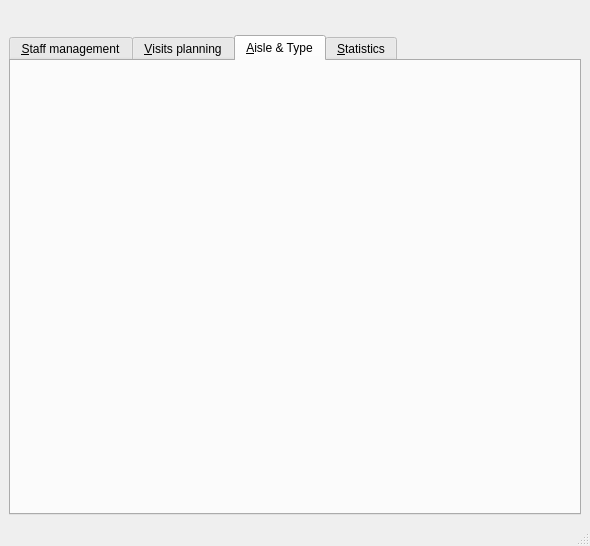
fjoly05/NewWorld, file AppliBureau/appNewWorld/mainwindowgestionnaire.ui: the form before one commit.
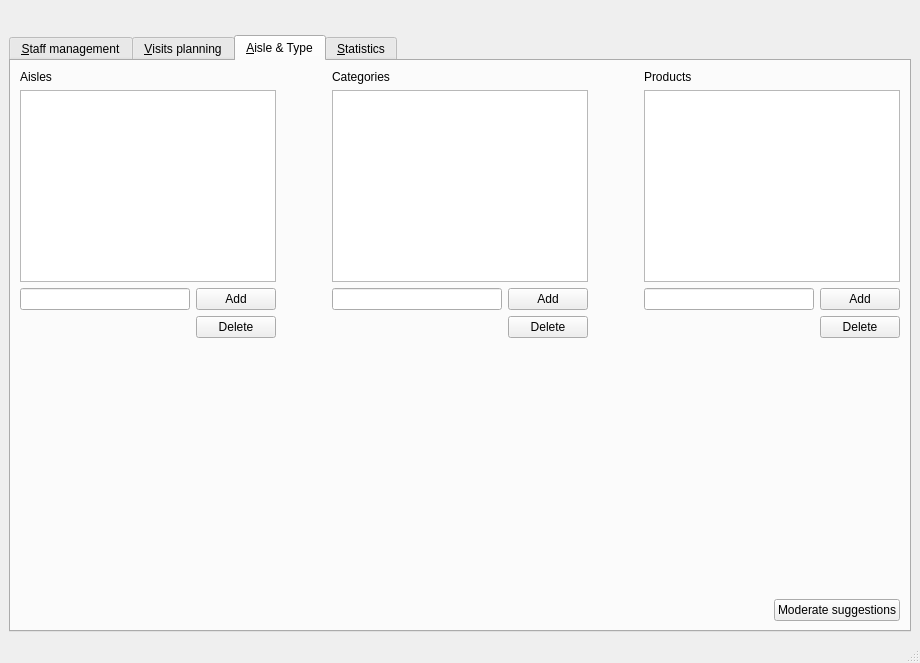
The form after the commit. The open tabs and pages were chosen to show the change.

What changed in the file:
```diff
--- a/AppliBureau/appNewWorld/mainwindowgestionnaire.ui
+++ b/AppliBureau/appNewWorld/mainwindowgestionnaire.ui
@@ -6,8 +6,8 @@
    <rect>
     <x>0</x>
     <y>0</y>
-    <width>590</width>
-    <height>546</height>
+    <width>920</width>
+    <height>663</height>
    </rect>
   </property>
   <property name="windowTitle">
@@ -300,6 +300,231 @@
        <attribute name="title">
         <string>&amp;Aisle &amp;&amp; Type</string>
        </attribute>
+       <layout class="QVBoxLayout" name="verticalLayout_8">
+        <item>
+         <layout class="QHBoxLayout" name="horizontalLayout_13">
+          <item>
+           <layout class="QVBoxLayout" name="verticalLayout_7">
+            <item>
+             <widget class="QLabel" name="label_6">
+              <property name="text">
+               <string>Aisles</string>
+              </property>
+             </widget>
+            </item>
+            <item>
+             <widget class="QListWidget" name="listWidgetAisles"/>
+            </item>
+            <item>
+             <layout class="QHBoxLayout" name="horizontalLayout_3">
+              <item>
+               <widget class="QLineEdit" name="lineEditAisles"/>
+              </item>
+              <item>
+               <widget class="QPushButton" name="pushButtonAddAisles">
+                <property name="text">
+                 <string>Add</string>
+                </property>
+               </widget>
+              </item>
+             </layout>
+            </item>
+            <item>
+             <layout class="QHBoxLayout" name="horizontalLayout_10">
+              <item>
+               <spacer name="horizontalSpacer_10">
+                <property name="orientation">
+                 <enum>Qt::Horizontal</enum>
+                </property>
+                <property name="sizeHint" stdset="0">
+                 <size>
+                  <width>40</width>
+                  <height>20</height>
+                 </size>
+                </property>
+               </spacer>
+              </item>
+              <item>
+               <widget class="QPushButton" name="pushButtonDeleteAisles">
+                <property name="text">
+                 <string>Delete</string>
+                </property>
+               </widget>
+              </item>
+             </layout>
+            </item>
+           </layout>
+          </item>
+          <item>
+           <spacer name="horizontalSpacer_3">
+            <property name="orientation">
+             <enum>Qt::Horizontal</enum>
+            </property>
+            <property name="sizeHint" stdset="0">
+             <size>
+              <width>40</width>
+              <height>20</height>
+             </size>
+            </property>
+           </spacer>
+          </item>
+          <item>
+           <layout class="QVBoxLayout" name="verticalLayout_5">
+            <item>
+             <widget class="QLabel" name="label_7">
+              <property name="text">
+               <string>Categories</string>
+              </property>
+             </widget>
+            </item>
+            <item>
+             <widget class="QListWidget" name="listWidgetCategories"/>
+            </item>
+            <item>
+             <layout class="QHBoxLayout" name="horizontalLayout_7">
+              <item>
+               <widget class="QLineEdit" name="lineEditCategories"/>
+              </item>
+              <item>
+               <widget class="QPushButton" name="pushButtonAddCategories">
+                <property name="text">
+                 <string>Add</string>
+                </property>
+               </widget>
+              </item>
+             </layout>
+            </item>
+            <item>
+             <layout class="QHBoxLayout" name="horizontalLayout_11">
+              <item>
+               <spacer name="horizontalSpacer_9">
+                <property name="orientation">
+                 <enum>Qt::Horizontal</enum>
+                </property>
+                <property name="sizeHint" stdset="0">
+                 <size>
+                  <width>40</width>
+                  <height>20</height>
+                 </size>
+                </property>
+               </spacer>
+              </item>
+              <item>
+               <widget class="QPushButton" name="pushButtonDeleteCategories">
+                <property name="text">
+                 <string>Delete</string>
+                </property>
+               </widget>
+              </item>
+             </layout>
+            </item>
+           </layout>
+          </item>
+          <item>
+           <spacer name="horizontalSpacer_7">
+            <property name="orientation">
+             <enum>Qt::Horizontal</enum>
+            </property>
+            <property name="sizeHint" stdset="0">
+             <size>
+              <width>40</width>
+              <height>20</height>
+             </size>
+            </property>
+           </spacer>
+          </item>
+          <item>
+           <layout class="QVBoxLayout" name="verticalLayout_4">
+            <item>
+             <widget class="QLabel" name="label_8">
+              <property name="text">
+               <string>Products</string>
+              </property>
+             </widget>
+            </item>
+            <item>
+             <widget class="QListWidget" name="listWidgetProducts"/>
+            </item>
+            <item>
+             <layout class="QHBoxLayout" name="horizontalLayout_8">
+              <item>
+               <widget class="QLineEdit" name="lineEditProducts"/>
+              </item>
+              <item>
+               <widget class="QPushButton" name="pushButtonAddProducts">
+                <property name="text">
+                 <string>Add</string>
+                </property>
+               </widget>
+              </item>
+             </layout>
+            </item>
+            <item>
+             <layout class="QHBoxLayout" name="horizontalLayout_9">
+              <item>
+               <spacer name="horizontalSpacer_8">
+                <property name="orientation">
+                 <enum>Qt::Horizontal</enum>
+                </property>
+                <property name="sizeHint" stdset="0">
+                 <size>
+                  <width>40</width>
+                  <height>20</height>
+                 </size>
+                </property>
+               </spacer>
+              </item>
+              <item>
+               <widget class="QPushButton" name="pushButtonDeleteProducts">
+                <property name="text">
+                 <string>Delete</string>
+                </property>
+               </widget>
+              </item>
+             </layout>
+            </item>
+           </layout>
+          </item>
+         </layout>
+        </item>
+        <item>
+         <spacer name="verticalSpacer_2">
+          <property name="orientation">
+           <enum>Qt::Vertical</enum>
+          </property>
+          <property name="sizeHint" stdset="0">
+           <size>
+            <width>20</width>
+            <height>41</height>
+           </size>
+          </property>
+         </spacer>
+        </item>
+        <item>
+         <layout class="QHBoxLayout" name="horizontalLayout_12">
+          <item>
+           <spacer name="horizontalSpacer_11">
+            <property name="orientation">
+             <enum>Qt::Horizontal</enum>
+            </property>
+            <property name="sizeHint" stdset="0">
+             <size>
+              <width>40</width>
+              <height>20</height>
+             </size>
+            </property>
+           </spacer>
+          </item>
+          <item>
+           <widget class="QPushButton" name="pushButton">
+            <property name="text">
+             <string>Moderate suggestions</string>
+            </property>
+           </widget>
+          </item>
+         </layout>
+        </item>
+       </layout>
       </widget>
       <widget class="QWidget" name="tabStatistiques">
        <attribute name="title">
```
Left out of the diff: 54 changed lines with no effect on the pictures.
